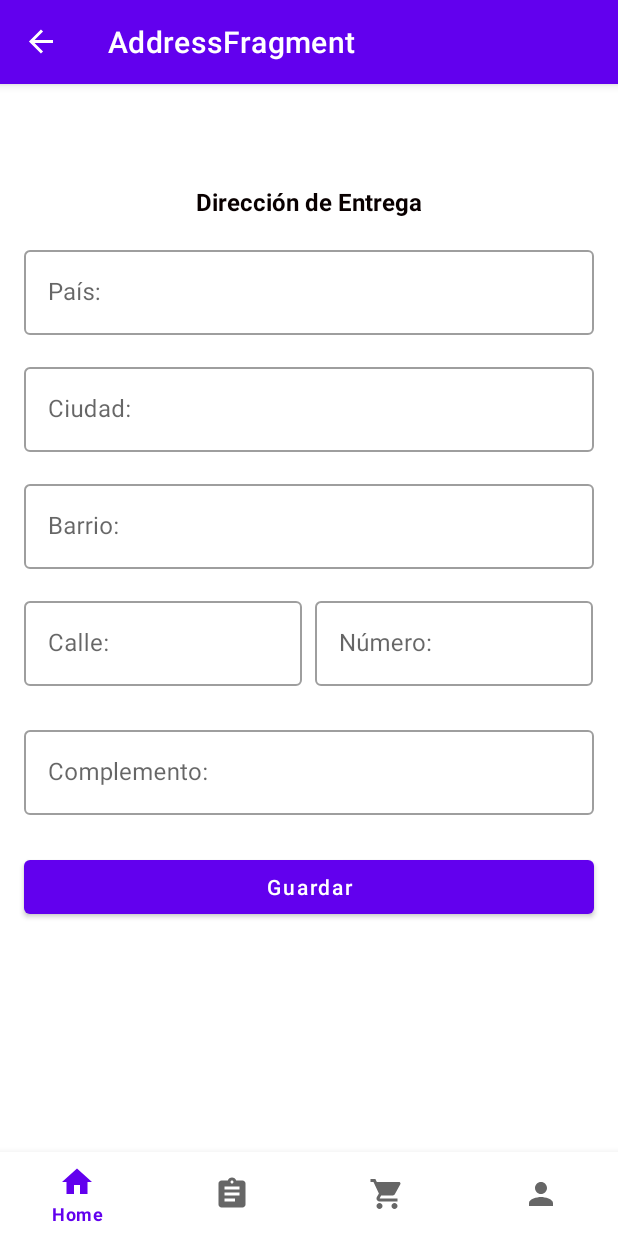
After one commit to yeison1503/Aleste_Reposteria, an Android app: the AddressFragment screen opened through its navigation route, on a phone screen of 412 x 824 dp. The commit adds this screen. Run offline under Robolectric (Android 15) with nearby library versions, the phone set to English and light mode, and no system bars; our stand-ins replace Firebase (no records; nobody signed in at launch, a user with empty details on screens opened directly), Picasso, navigation-ui.

Commit message:
Se implemento todo el fragmento para la dirección de entrega en todos sus componentes.

```diff
--- a/app/src/main/java/com/example/alestereposteria/sever/Address.kt
+++ b/app/src/main/java/com/example/alestereposteria/sever/Address.kt
@@ -7,8 +7,9 @@ data class Address(
     var id: String? = null,
     var country: String? = null,
     var city: String? = null,
-    var district: Int? = null,
+    var district: String? = null,
     var street: String? = null,
-    var number_street: String? = null,
+    var numberStreet: String? = null,
     var complement: String? = null,
+    var userid: String? = null
 ): Serializable
--- /dev/null
+++ b/app/src/main/java/com/example/alestereposteria/ui/Address/AddressFragment.kt
@@ -0,0 +1,85 @@
+package com.example.alestereposteria.ui.Address
+
+import android.os.Bundle
+import android.view.LayoutInflater
+import android.view.View
+import android.view.ViewGroup
+import android.widget.Toast
+import androidx.fragment.app.Fragment
+import androidx.lifecycle.ViewModelProvider
+import androidx.navigation.fragment.findNavController
+import com.example.alestereposteria.databinding.FragmentAddressBinding
+import com.google.firebase.auth.ktx.auth
+import com.google.firebase.ktx.Firebase
+
+class AddressFragment : Fragment() {
+
+    private lateinit var addressBinding: FragmentAddressBinding
+    private lateinit var addressviewModel: AddressViewModel
+
+    private var user = Firebase.auth.currentUser
+
+    override fun onCreateView(
+        inflater: LayoutInflater, container: ViewGroup?,
+        savedInstanceState: Bundle?
+    ): View? {
+        addressBinding = FragmentAddressBinding.inflate(inflater, container, false)
+        addressviewModel = ViewModelProvider(this)[AddressViewModel::class.java]
+        return addressBinding.root
+    }
+
+    override fun onViewCreated(view: View, savedInstanceState: Bundle?) {
+        super.onViewCreated(view, savedInstanceState)
+
+        addressviewModel.msgDone.observe(viewLifecycleOwner) { result ->
+            onMsgDoneSuscribe(result)
+        }
+
+        addressviewModel.dataValidated.observe(viewLifecycleOwner) { result ->
+            onDateValidateSuscribe(result)
+        }
+
+
+        with(addressBinding) {
+
+            user?.let {
+                // Name, email address, and profile photo Url
+                nameUsuarioTextView.text = user!!.email
+            }
+
+            saveButton.setOnClickListener {
+                addressviewModel.validateFields(
+                    countryEditText.text.toString(),
+                    cityEditText.text.toString(),
+                    districtEditText.text.toString(),
+                    streetEditText.text.toString(),
+                    numberStreetEditText.text.toString()
+                )
+            }
+        }
+    }
+
+    private fun onDateValidateSuscribe(result: Boolean?) {
+        with(addressBinding) {
+            val country = countryEditText.text.toString()
+            val city = cityEditText.text.toString()
+            val district = districtEditText.text.toString()
+            val street = streetEditText.text.toString()
+            val numberStreet = numberStreetEditText.text.toString()
+            val complement = complementEditText.text.toString()
+
+            addressviewModel.saveAddressServer(country, city, district, street, numberStreet, complement)
+            onMsgDoneSuscribe("Pedido guardado con Éxito")
+            findNavController().navigate(AddressFragmentDirections.actionAddressFragmentToHomeFragment())
+        }
+    }
+
+    private fun onMsgDoneSuscribe(msg: String) {
+        Toast.makeText(
+            requireContext(),
+            msg,
+            Toast.LENGTH_SHORT
+        ).show()
+    }
+
+}
--- /dev/null
+++ b/app/src/main/java/com/example/alestereposteria/ui/Address/AddressViewModel.kt
@@ -0,0 +1,55 @@
+package com.example.alestereposteria.ui.Address
+
+import androidx.lifecycle.LiveData
+import androidx.lifecycle.MutableLiveData
+import androidx.lifecycle.ViewModel
+import com.example.alestereposteria.sever.repository.AlesteServerRepository
+import kotlinx.coroutines.Dispatchers
+import kotlinx.coroutines.GlobalScope
+import kotlinx.coroutines.launch
+
+class AddressViewModel : ViewModel() {
+
+    private val alesteServerRepository = AlesteServerRepository()
+
+    private val msg: MutableLiveData<String> = MutableLiveData()
+    val msgDone: LiveData<String> = msg
+
+    private val dataValidate: MutableLiveData<Boolean> = MutableLiveData()
+    val dataValidated: LiveData<Boolean> = dataValidate
+
+    fun validateFields(
+        country: String,
+        city: String,
+        district: String,
+        street: String,
+        numberStreet: String
+    ) {
+        if (country.isEmpty() || city.isEmpty() || district.isEmpty() || street.isEmpty() || numberStreet.isEmpty()) {
+            msg.value =
+                "Debe digitar todos los campos"
+        } else {
+            dataValidate.value = true
+        }
+    }
+
+    fun saveAddressServer(
+        country: String,
+        city: String,
+        district: String,
+        street: String,
+        numberStreet: String,
+        complement: String,
+    ) {
+        GlobalScope.launch(Dispatchers.IO) {
+            alesteServerRepository.saveAddress(
+                country,
+                city,
+                district,
+                street,
+                numberStreet,
+                complement,
+            )
+        }
+    }
+}
--- a/app/src/main/java/com/example/alestereposteria/ui/purchase/PurchaseFragment.kt
+++ b/app/src/main/java/com/example/alestereposteria/ui/purchase/PurchaseFragment.kt
@@ -12,6 +12,7 @@ import android.view.LayoutInflater
 import android.view.View
 import android.view.ViewGroup
 import android.widget.Toast
+import androidx.navigation.fragment.findNavController
 import com.example.alestereposteria.R
 import com.example.alestereposteria.databinding.FragmentPurchaseBinding
 import com.google.firebase.auth.FirebaseAuth
@@ -127,8 +128,9 @@ class PurchaseFragment : Fragment() {
             val comments = remarksEditText.text.toString()
 
 
-            user?.let { purchaseViewModel.savePurchaseServer(product, dimension, cakefilling, msg, comments, publicationDate,  it.uid) }
+            purchaseViewModel.savePurchaseServer(product, dimension, cakefilling, msg, comments, publicationDate)
             onMsgDoneSuscribe("Pedido guardado con Éxito")
+            findNavController().navigate(PurchaseFragmentDirections.actionPurchaseFragmentToAddressFragment())
             clearOnPantalla()
         }
     }
@@ -136,7 +138,7 @@ class PurchaseFragment : Fragment() {
     private fun clearOnPantalla() {
         with(purchaseBinding){
             sizeEditText.setText("")
-            cakeFillingEditText.setText("*")
+            cakeFillingEditText.setText("")
             messageEditText.setText("")
             remarksEditText.setText("")
         }
--- a/app/src/main/java/com/example/alestereposteria/ui/purchase/PurchaseViewModel.kt
+++ b/app/src/main/java/com/example/alestereposteria/ui/purchase/PurchaseViewModel.kt
@@ -41,7 +41,6 @@ class PurchaseViewModel : ViewModel() {
         msg: String,
         comments: String,
         publicationDate: String,
-        uid: String
     ) {
         GlobalScope.launch(Dispatchers.IO) {
             alesteServerRepository.savePurchase(
@@ -51,7 +50,6 @@ class PurchaseViewModel : ViewModel() {
                 msg,
                 comments,
                 publicationDate,
-                uid
             )
         }
     }
--- /dev/null
+++ b/app/src/main/res/layout/fragment_address.xml
@@ -0,0 +1,177 @@
+<?xml version="1.0" encoding="utf-8"?>
+
+<ScrollView
+    xmlns:android="http://schemas.android.com/apk/res/android"
+    xmlns:app="http://schemas.android.com/apk/res-auto"
+    xmlns:tools="http://schemas.android.com/tools"
+    android:layout_width="match_parent"
+    android:layout_height="match_parent"
+    android:fillViewport="true">
+
+    <androidx.constraintlayout.widget.ConstraintLayout
+        android:layout_width="match_parent"
+        android:layout_height="wrap_content"
+        tools:context=".ui.Address.AddressFragment">
+
+        <TextView
+            android:id="@+id/name_usuario_text_View"
+            android:layout_width="wrap_content"
+            android:layout_height="wrap_content"
+            android:layout_marginTop="32dp"
+            android:textAllCaps="true"
+            android:textColor="#0E0000"
+            android:textSize="14sp"
+            android:textStyle="bold"
+            app:layout_constraintEnd_toEndOf="parent"
+            app:layout_constraintStart_toStartOf="parent"
+            app:layout_constraintTop_toTopOf="parent" />
+
+        <TextView
+            android:id="@+id/address_text_view"
+            android:layout_width="wrap_content"
+            android:layout_height="wrap_content"
+            android:layout_marginTop="16dp"
+            android:text="@string/residential_address"
+            android:textColor="#090000"
+            android:textSize="16sp"
+            android:textStyle="bold"
+            app:layout_constraintEnd_toEndOf="parent"
+            app:layout_constraintStart_toStartOf="parent"
+            app:layout_constraintTop_toBottomOf="@+id/name_usuario_text_View" />
+
+        <com.google.android.material.textfield.TextInputLayout
+            android:id="@+id/country_text_imput_layout"
+            style="@style/Widget.MaterialComponents.TextInputLayout.OutlinedBox"
+            android:layout_width="0dp"
+            android:layout_height="wrap_content"
+            android:layout_marginStart="16dp"
+            android:layout_marginTop="16dp"
+            android:layout_marginEnd="16dp"
+            app:layout_constraintEnd_toEndOf="parent"
+            app:layout_constraintStart_toStartOf="parent"
+            app:layout_constraintTop_toBottomOf="@+id/address_text_view">
+
+            <com.google.android.material.textfield.TextInputEditText
+                android:id="@+id/country_edit_text"
+                android:layout_width="match_parent"
+                android:layout_height="wrap_content"
+                android:hint="@string/country"
+                tools:ignore="HardcodedText,TextContrasCheck,TextContrastCheck" />
+        </com.google.android.material.textfield.TextInputLayout>
+
+        <com.google.android.material.textfield.TextInputLayout
+            android:id="@+id/city_text_input_layout"
+            style="@style/Widget.MaterialComponents.TextInputLayout.OutlinedBox"
+            app:layout_constraintEnd_toEndOf="parent"
+            app:layout_constraintStart_toStartOf="parent"
+            app:layout_constraintTop_toBottomOf="@+id/country_text_imput_layout"
+            android:layout_width="0dp"
+            android:layout_height="wrap_content"
+            android:layout_marginStart="16dp"
+            android:layout_marginTop="16dp"
+            android:layout_marginEnd="16dp">
+
+            <com.google.android.material.textfield.TextInputEditText
+                android:id="@+id/city_edit_text"
+                android:layout_width="match_parent"
+                android:layout_height="wrap_content"
+                android:hint="@string/city"
+                tools:ignore="HardcodedText,TextContrasCheck,TextContrastCheck" />
+        </com.google.android.material.textfield.TextInputLayout>
+
+
+        <com.google.android.material.textfield.TextInputLayout
+            android:id="@+id/district_text_input_layout"
+            style="@style/Widget.MaterialComponents.TextInputLayout.OutlinedBox"
+            app:layout_constraintEnd_toEndOf="parent"
+            app:layout_constraintStart_toStartOf="parent"
+            app:layout_constraintTop_toBottomOf="@+id/city_text_input_layout"
+            android:layout_width="0dp"
+            android:layout_height="wrap_content"
+            android:layout_marginStart="16dp"
+            android:layout_marginTop="16dp"
+            android:layout_marginEnd="16dp">
+
+            <com.google.android.material.textfield.TextInputEditText
+                android:id="@+id/district_edit_text"
+                android:layout_width="match_parent"
+                android:layout_height="wrap_content"
+                android:hint="@string/district"
+                tools:ignore="HardcodedText,TextContrasCheck,TextContrastCheck" />
+        </com.google.android.material.textfield.TextInputLayout>
+
+
+        <com.google.android.material.textfield.TextInputLayout
+            android:id="@+id/street_text_input_layout"
+            style="@style/Widget.MaterialComponents.TextInputLayout.OutlinedBox"
+            android:layout_width="185dp"
+            android:layout_height="wrap_content"
+            android:layout_marginStart="16dp"
+            android:layout_marginTop="16dp"
+            app:layout_constraintStart_toStartOf="parent"
+            app:layout_constraintTop_toBottomOf="@+id/district_text_input_layout">
+
+            <com.google.android.material.textfield.TextInputEditText
+                android:id="@+id/street_edit_text"
+                android:layout_width="match_parent"
+                android:layout_height="wrap_content"
+                android:hint="@string/street"
+                tools:ignore="HardcodedText,TextContrasCheck,TextContrastCheck" />
+        </com.google.android.material.textfield.TextInputLayout>
+
+        <com.google.android.material.textfield.TextInputLayout
+            android:id="@+id/number_street_text_input_layout"
+            style="@style/Widget.MaterialComponents.TextInputLayout.OutlinedBox"
+            android:layout_width="185dp"
+            android:layout_height="wrap_content"
+            android:layout_marginStart="8dp"
+            android:layout_marginEnd="16dp"
+            app:layout_constraintBottom_toBottomOf="@+id/street_text_input_layout"
+            app:layout_constraintEnd_toEndOf="parent"
+            app:layout_constraintStart_toEndOf="@+id/street_text_input_layout"
+            app:layout_constraintTop_toTopOf="@+id/street_text_input_layout">
+
+            <com.google.android.material.textfield.TextInputEditText
+                android:id="@+id/number_street_edit_text"
+                android:layout_width="match_parent"
+                android:layout_height="wrap_content"
+                android:hint="@string/number_street"
+                tools:ignore="HardcodedText,TextContrasCheck,TextContrastCheck" />
+        </com.google.android.material.textfield.TextInputLayout>
+
+        <com.google.android.material.textfield.TextInputLayout
+            android:id="@+id/complement_text_input_layout"
+            style="@style/Widget.MaterialComponents.TextInputLayout.OutlinedBox"
+            app:layout_constraintEnd_toEndOf="parent"
+            app:layout_constraintStart_toStartOf="parent"
+            app:layout_constraintTop_toBottomOf="@+id/number_street_text_input_layout"
+            android:layout_width="0dp"
+            android:layout_height="wrap_content"
+            android:layout_marginStart="16dp"
+            android:layout_marginTop="24dp"
+            android:layout_marginEnd="16dp">
+
+            <com.google.android.material.textfield.TextInputEditText
+                android:id="@+id/complement_edit_text"
+                android:layout_width="match_parent"
+                android:layout_height="wrap_content"
+                android:hint="@string/complement"
+                tools:ignore="HardcodedText,TextContrasCheck,TextContrastCheck" />
+        </com.google.android.material.textfield.TextInputLayout>
+
+        <Button
+            android:id="@+id/save_button"
+            app:layout_constraintEnd_toEndOf="parent"
+            app:layout_constraintStart_toStartOf="parent"
+            app:layout_constraintTop_toBottomOf="@+id/complement_text_input_layout"
+            android:layout_width="0dp"
+            android:layout_height="wrap_content"
+            android:layout_marginStart="16dp"
+            android:layout_marginTop="24dp"
+            android:layout_marginEnd="16dp"
+            android:text="@string/save"
+            android:textAllCaps="false"
+            tools:ignore="TextContrastCheck" />
+
+    </androidx.constraintlayout.widget.ConstraintLayout>
+</ScrollView>
--- a/app/src/main/res/navigation/mobile_navigation2.xml
+++ b/app/src/main/res/navigation/mobile_navigation2.xml
@@ -34,9 +34,20 @@
         <action
             android:id="@+id/action_purchaseFragment_to_orderStatusFragment"
             app:destination="@id/orderStatusFragment" />
+        <action
+            android:id="@+id/action_purchaseFragment_to_addressFragment"
+            app:destination="@id/addressFragment" />
     </fragment>
     <activity
         android:id="@+id/mainActivity"
         android:name="com.example.alestereposteria.ui.main.MainActivity"
         tools:layout="@layout/activity_main" />
+    <fragment
+        android:id="@+id/addressFragment"
+        android:name="com.example.alestereposteria.ui.Address.AddressFragment"
+        android:label="AddressFragment" >
+        <action
+            android:id="@+id/action_addressFragment_to_homeFragment"
+            app:destination="@id/homeFragment" />
+    </fragment>
 </navigation>
--- a/app/src/main/res/values/strings.xml
+++ b/app/src/main/res/values/strings.xml
@@ -39,5 +39,12 @@
     <string name="message">Mensaje:</string>
     <string name="delivery_date">Fecha de Entrega</string>
     <string name="taste">Sabor:</string>
+    <string name="residential_address">Dirección de Entrega</string>
+    <string name="country">País:</string>
+    <string name="city">Ciudad:</string>
+    <string name="district">Barrio:</string>
+    <string name="complement">Complemento:</string>
+    <string name="street">Calle:</string>
+    <string name="number_street">Número:</string>
 
 </resources>
```
Also changed, not shown: app/src/main/java/com/example/alestereposteria/sever/repository/AlesteServerRepository.kt (+29 -2 lines), app/src/main/res/layout/card_view_item_purchase.xml (+6 -6 lines), app/src/main/res/layout/fragment_purchase.xml (+8 -17 lines).
